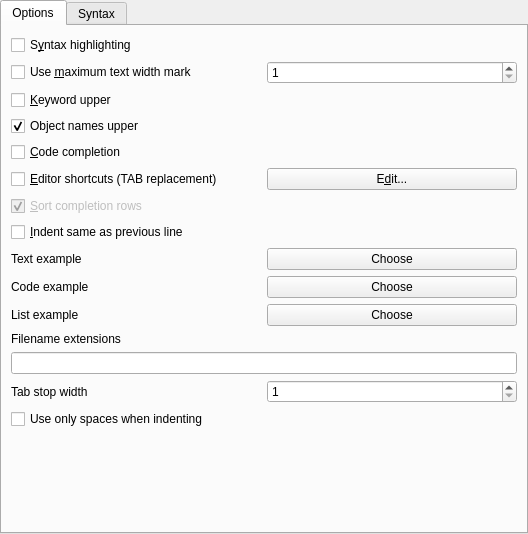
Old version of the form src/core/tosyntaxsetupui.ui in the repository tora-tool/tora.
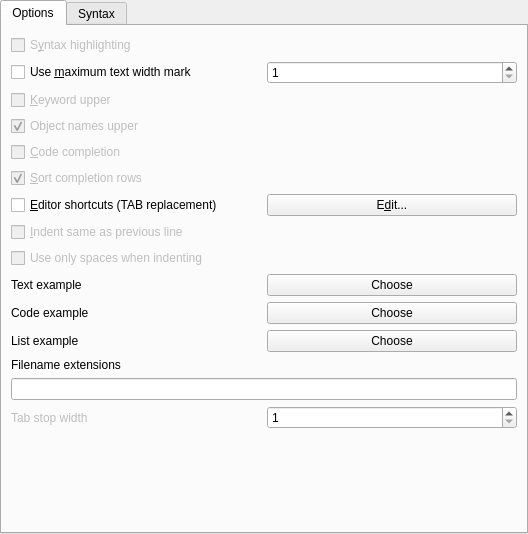
New version of the form. The open tabs and pages were chosen to show the change. Custom widgets are drawn as their Qt base class.

```diff
--- a/src/core/tosyntaxsetupui.ui
+++ b/src/core/tosyntaxsetupui.ui
@@ -37,6 +37,9 @@
         <layout class="QVBoxLayout" name="verticalLayout">
          <item>
           <widget class="QCheckBox" name="SyntaxHighlighting">
+           <property name="enabled">
+            <bool>false</bool>
+           </property>
            <property name="toolTip">
             <string>Enable syntax highlighting, or use simple text editor</string>
            </property>
@@ -74,6 +77,9 @@
          </item>
          <item>
           <widget class="QCheckBox" name="KeywordUpper">
+           <property name="enabled">
+            <bool>false</bool>
+           </property>
            <property name="toolTip">
             <string>Convert all keywords to uppercase when displayingsyntaxhighlighted text.  Only available for monospaced fonts.</string>
            </property>
@@ -84,6 +90,9 @@
          </item>
          <item>
           <widget class="QCheckBox" name="ObjectNamesUpper">
+           <property name="enabled">
+            <bool>false</bool>
+           </property>
            <property name="toolTip">
             <string>Table, view, column names etc. are extracted in upper-case</string>
            </property>
@@ -97,6 +106,9 @@
          </item>
          <item>
           <widget class="QCheckBox" name="CodeCompletion">
+           <property name="enabled">
+            <bool>false</bool>
+           </property>
            <property name="toolTip">
             <string>Activate code completion in SQL editors. Not recommended on slow connections.</string>
            </property>
@@ -105,6 +117,22 @@
            </property>
           </widget>
          </item>
+         <item>
+          <widget class="QCheckBox" name="CompletionSort">
+           <property name="enabled">
+            <bool>false</bool>
+           </property>
+           <property name="toolTip">
+            <string>Sort the available completion rows alphabetically or in the order the are.</string>
+           </property>
+           <property name="text">
+            <string>&amp;Sort completion rows</string>
+           </property>
+           <property name="checked">
+            <bool>true</bool>
+           </property>
+          </widget>
+         </item>
          <item>
           <layout class="QHBoxLayout" name="horizontalLayout_2">
            <item>
@@ -123,24 +151,11 @@
            </item>
           </layout>
          </item>
-         <item>
-          <widget class="QCheckBox" name="CompletionSort">
-           <property name="enabled">
-            <bool>false</bool>
-           </property>
-           <property name="toolTip">
-            <string>Sort the available completion rows alphabetically or in the order the are.</string>
-           </property>
-           <property name="text">
-            <string>&amp;Sort completion rows</string>
-           </property>
-           <property name="checked">
-            <bool>true</bool>
-           </property>
-          </widget>
-         </item>
          <item>
           <widget class="QCheckBox" name="AutoIndent">
+           <property name="enabled">
+            <bool>false</bool>
+           </property>
            <property name="toolTip">
             <string>Indent a new line in an editor to the same column as the previous line</string>
            </property>
@@ -149,6 +164,19 @@
            </property>
           </widget>
          </item>
+         <item>
+          <widget class="QCheckBox" name="UseSpacesForIndent">
+           <property name="enabled">
+            <bool>false</bool>
+           </property>
+           <property name="toolTip">
+            <string>If set the editor will insert spaces rather than tabs</string>
+           </property>
+           <property name="text">
+            <string>Use only spaces when indenting</string>
+           </property>
+          </widget>
+         </item>
          <item>
           <layout class="QHBoxLayout" name="horizontalLayout_3">
            <item>
@@ -229,6 +257,9 @@
           <layout class="QHBoxLayout" name="horizontalLayout_6">
            <item>
             <widget class="QLabel" name="TextLabel1_2">
+             <property name="enabled">
+              <bool>false</bool>
+             </property>
              <property name="toolTip">
               <string>Number of character width of tabstops</string>
              </property>
@@ -255,16 +286,6 @@
            </item>
           </layout>
          </item>
-         <item>
-          <widget class="QCheckBox" name="TabSpaces">
-           <property name="toolTip">
-            <string>If set the editor will insert spaces rather than tabs</string>
-           </property>
-           <property name="text">
-            <string>Use only spaces when indenting</string>
-           </property>
-          </widget>
-         </item>
          <item>
           <spacer name="verticalSpacer">
            <property name="orientation">
```
Left out of the diff: 18 changed lines with no effect on the pictures.
